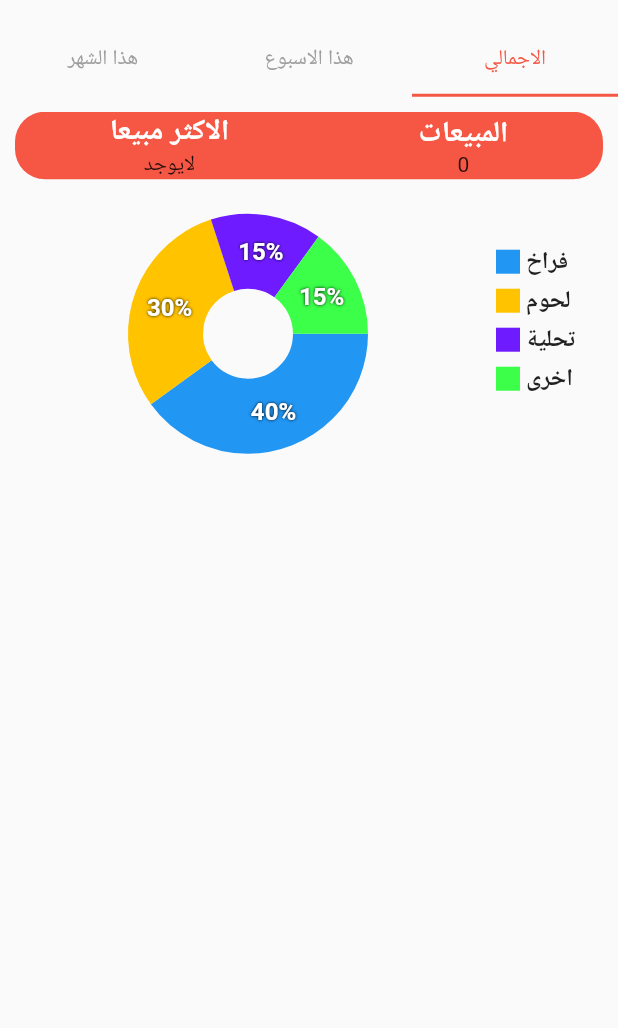
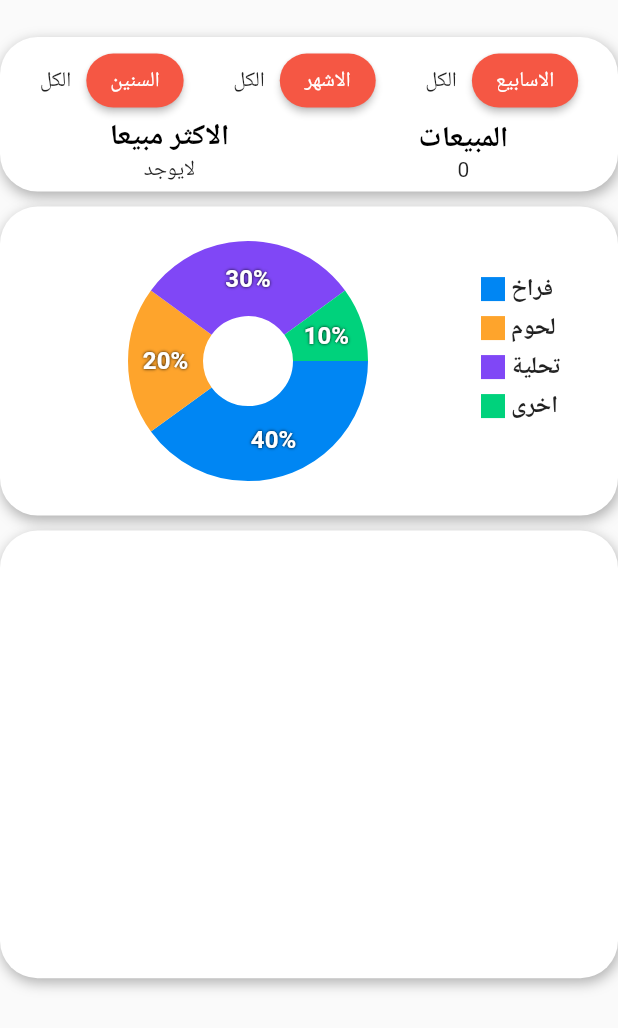
Before and after one commit to Hegazy02/foodcon, a Flutter app: the ChartsPage widget shown alone on an empty page, opened directly, on a phone screen of 412 x 824 dp. Shown: the top 1028 px of the screen. Run offline on Flutter 3.47's test engine with Material 2 defaults, Android fonts, the phone set to English and light mode, and no system bars; drawn by our look-alikes of fl_chart; our stand-ins replace easy_stepper, flutter_staggered_animations, iconsax, image_picker, shared_preferences, sizer; accounts and stored records are empty.

Commit message:
charts page

```diff
--- a/lib/Components/ChangeProfilePic.dart
+++ b/lib/Components/ChangeProfilePic.dart
@@ -37,7 +37,7 @@ class _changeProfilePicState extends State<changeProfilePic> {
           right: 32.w,
           child: GestureDetector(
             onTap: () async {
-              bottomSheet(context, setState);
+              BottomSheetHelpers().imagePicker(context, setState);
             },
             child: Container(
               child: Icon(
--- /dev/null
+++ b/lib/Components/CustomDropDown.dart
@@ -0,0 +1 @@
+import 'package:flutter/material.dart';
--- a/lib/Components/charts/AppColors.dart
+++ b/lib/Components/charts/AppColors.dart
@@ -14,11 +14,11 @@ class AppColors {
 
   static const Color contentColorBlack = Colors.black;
   static const Color contentColorWhite = Colors.white;
-  static const Color contentColorBlue = Color(0xFF2196F3);
-  static const Color contentColorYellow = Color(0xFFFFC300);
+  static const Color contentColorBlue = Color(0xFF0086F3);
+  static const Color contentColorYellow = Color(0xFFFEA42C);
   static const Color contentColorOrange = Color(0xFFFF683B);
-  static const Color contentColorGreen = Color(0xFF3BFF49);
-  static const Color contentColorPurple = Color(0xFF6E1BFF);
+  static const Color contentColorGreen = Color(0xFF00D27C);
+  static const Color contentColorPurple = Color(0xFF8047F6);
   static const Color contentColorPink = Color(0xFFFF3AF2);
   static const Color contentColorRed = Color(0xFFE80054);
   static const Color contentColorCyan = Color(0xFF50E4FF);
--- a/lib/Components/charts/PieChart.dart
+++ b/lib/Components/charts/PieChart.dart
@@ -4,13 +4,23 @@ import 'package:foodcon/Components/charts/AppColors.dart';
 import 'package:foodcon/Components/charts/indicator.dart';
 
 class CustomPieChart extends StatefulWidget {
-  const CustomPieChart({super.key});
+  double? blueValue;
+  double? yellowValue;
+  double? PurpleValue;
+  double? greenValue;
+
+  CustomPieChart(
+      {super.key,
+      this.blueValue,
+      this.yellowValue,
+      this.PurpleValue,
+      this.greenValue});
 
   @override
-  State<StatefulWidget> createState() => PieChart2State();
+  State<CustomPieChart> createState() => CustomPieChartstate();
 }
 
-class PieChart2State extends State {
+class CustomPieChartstate extends State<CustomPieChart> {
   int touchedIndex = -1;
 
   @override
@@ -46,7 +56,12 @@ class PieChart2State extends State {
                   ),
                   sectionsSpace: 0,
                   centerSpaceRadius: 30,
-                  sections: showingSections(),
+                  sections: showingSections(
+                    blueValue: widget.blueValue,
+                    yellowValue: widget.yellowValue,
+                    PurpleValue: widget.PurpleValue,
+                    greenValue: widget.greenValue,
+                  ),
                 ),
               ),
             ),
@@ -97,7 +112,12 @@ class PieChart2State extends State {
     );
   }
 
-  List<PieChartSectionData> showingSections() {
+  List<PieChartSectionData> showingSections({
+    double? blueValue,
+    double? yellowValue,
+    double? PurpleValue,
+    double? greenValue,
+  }) {
     return List.generate(4, (i) {
       final isTouched = i == touchedIndex;
       final fontSize = isTouched ? 25.0 : 16.0;
@@ -107,8 +127,8 @@ class PieChart2State extends State {
         case 0:
           return PieChartSectionData(
             color: AppColors.contentColorBlue,
-            value: 40,
-            title: '40%',
+            value: blueValue,
+            title: "${40}%",
             radius: radius,
             titleStyle: TextStyle(
               fontSize: fontSize,
@@ -120,8 +140,8 @@ class PieChart2State extends State {
         case 1:
           return PieChartSectionData(
             color: AppColors.contentColorYellow,
-            value: 30,
-            title: '30%',
+            value: yellowValue,
+            title: "${20}%",
             radius: radius,
             titleStyle: TextStyle(
               fontSize: fontSize,
@@ -133,8 +153,8 @@ class PieChart2State extends State {
         case 2:
           return PieChartSectionData(
             color: AppColors.contentColorPurple,
-            value: 15,
-            title: '15%',
+            value: PurpleValue,
+            title: "${30}%",
             radius: radius,
             titleStyle: TextStyle(
               fontSize: fontSize,
@@ -146,8 +166,8 @@ class PieChart2State extends State {
         case 3:
           return PieChartSectionData(
             color: AppColors.contentColorGreen,
-            value: 15,
-            title: '15%',
+            value: greenValue,
+            title: "${10}%",
             radius: radius,
             titleStyle: TextStyle(
               fontSize: fontSize,
--- /dev/null
+++ b/lib/Components/decoratedContainer.dart
@@ -0,0 +1,24 @@
+import 'package:flutter/material.dart';
+
+class decoratedContainer extends StatelessWidget {
+  Widget child;
+  decoratedContainer({super.key, required this.child});
+
+  @override
+  Widget build(BuildContext context) {
+    return Container(
+        margin: EdgeInsets.only(bottom: 10),
+        padding: EdgeInsets.symmetric(horizontal: 10, vertical: 5),
+        decoration: BoxDecoration(
+            color: Colors.white,
+            borderRadius: BorderRadius.circular(25),
+            boxShadow: [
+              BoxShadow(
+                  blurRadius: 7,
+                  spreadRadius: 0,
+                  color: Colors.grey.withOpacity(0.8),
+                  offset: Offset(1, 3))
+            ]),
+        child: child);
+  }
+}
--- a/lib/Helpers/bottomSheet.dart
+++ b/lib/Helpers/bottomSheet.dart
@@ -1,11 +1,16 @@
 import 'package:flutter/material.dart';
-import 'package:foodcon/Services/imagePicker.dart';
+import 'package:foodcon/Providers/FilterProv.dart';
+import 'package:provider/provider.dart';
+import 'package:sizer/sizer.dart';
 
+class BottomSheetHelpers {
   empty(setFun) {
     setFun(() {});
   }
 
-bottomSheet(context, setFun) {
+  TextStyle itemsStyle = TextStyle(fontSize: 16.sp);
+  TextStyle style = TextStyle(fontSize: 16.sp, fontWeight: FontWeight.bold);
+  imagePicker(context, setFun) {
     return showModalBottomSheet(
         context: context,
         builder: ((context) {
@@ -36,3 +41,118 @@ bottomSheet(context, setFun) {
           );
         }));
   }
+
+  date(context, {required int itemcount, required String type}) {
+    List<bool> _selectedOptions = [
+      false,
+      false,
+      false,
+      false,
+      false,
+      false,
+      false,
+      false,
+      false,
+      false,
+      false,
+      false,
+    ];
+    return showModalBottomSheet(
+        context: context,
+        shape: RoundedRectangleBorder(
+          borderRadius: BorderRadius.vertical(
+            top: Radius.circular(25),
+          ),
+        ),
+        builder: ((context) {
+          int _selectedIndex = 0;
+          return Column(
+            children: [
+              Row(
+                children: [
+                  SizedBox(
+                    width: 4.w,
+                  ),
+                  Text(
+                    type,
+                    style: style,
+                  ),
+                  Spacer(),
+                  ElevatedButton(
+                      onPressed: () {
+                        Navigator.of(context).pop();
+                      },
+                      child: Text(
+                        "تأكيد",
+                        style: TextStyle(fontWeight: FontWeight.bold),
+                      )),
+                  SizedBox(
+                    width: 4.w,
+                  ),
+                ],
+              ),
+              Expanded(
+                child: Consumer<FilterProv>(
+                  builder: (context, val, child) => ListView.builder(
+                    itemCount: itemcount,
+                    itemBuilder: (context, index) => CheckboxListTile(
+                      title: Text(
+                        "${listfun(type)[index]}",
+                        style: itemsStyle,
+                      ),
+                      value: _selectedOptions[index],
+                      onChanged: (value) {
+                        _selectedOptions[index] = value!;
+                        val.refresh();
+                        print(_selectedOptions);
+                      },
+                    ),
+                  ),
+                ),
+              ),
+            ],
+          );
+        }));
+  }
+
+  List monsthsList = [
+    'يناير',
+    'فبراير',
+    'مارس',
+    'ابريل',
+    'مايو',
+    'يونيو',
+    'يوليو',
+    'اغسطس',
+    'سبتمبر',
+    'اكتوبر',
+    'نوفمبر',
+    'ديسمبر',
+  ];
+  List yearsList = [
+    2023,
+    2024,
+  ];
+  List weeksList = [
+    "الاول",
+    "الثاني",
+    "الثالث",
+    "الرابع",
+  ];
+  listfun(String type) {
+    List? value;
+    switch (type) {
+      case "الاشهر":
+        value = monsthsList;
+        break;
+      case "السنين":
+        value = yearsList;
+        break;
+      case "الاسابيع":
+        value = weeksList;
+        break;
+      default:
+    }
+    return value;
+  }
+}
--- a/lib/Pages/Auth/BeforeOnbordingPage.dart
+++ b/lib/Pages/Auth/BeforeOnbordingPage.dart
@@ -66,7 +66,7 @@ class _BeforeOnboardingPageState extends State<BeforeOnboardingPage> {
                       right: 32.w,
                       child: GestureDetector(
                         onTap: () async {
-                          bottomSheet(context, setState);
+                          BottomSheetHelpers().imagePicker(context, setState);
                         },
                         child: Container(
                           child: Icon(
--- a/lib/Pages/Chef/ChefMainPages/chartsPage.dart
+++ b/lib/Pages/Chef/ChefMainPages/chartsPage.dart
@@ -1,6 +1,8 @@
 import 'package:flutter/material.dart';
+import 'package:foodcon/Components/charts/CurvedChart.dart';
 import 'package:foodcon/Components/charts/PieChart.dart';
-import 'package:foodcon/constants.dart';
+import 'package:foodcon/Components/decoratedContainer.dart';
+import 'package:foodcon/Helpers/bottomSheet.dart';
 import 'package:sizer/sizer.dart';
 
 class ChartsPage extends StatelessWidget {
@@ -8,58 +10,40 @@ class ChartsPage extends StatelessWidget {
 
   @override
   Widget build(BuildContext context) {
-    List myReceivedOrders = [1, 1, 1, 1, 1, 1];
-    List myPreparingOrders = [1, 1];
-    List myFinishedOrders = [1];
-    TextStyle style = TextStyle(
-      fontSize: 14.sp,
-      fontWeight: FontWeight.bold,
-    );
-
-    return DefaultTabController(
-      initialIndex: 2,
-      length: 3,
-      child: Column(
-        children: [
-          SizedBox(
-            height: 2.h,
-          ),
-          TabBar(
-              labelColor: KprimaryColor,
-              indicatorColor: KprimaryColor,
-              unselectedLabelColor: Colors.grey,
-              tabs: [
-                Tab(
-                  child: Text("هذا الشهر"),
-                ),
-                Tab(
-                  child: Text("هذا الاسبوع"),
-                ),
-                Tab(
-                  child: Text("الاجمالي"),
-                ),
-              ]),
-          SizedBox(
-            height: 10,
-          ),
-          Expanded(
-            child: TabBarView(children: [
-              Column(
+    return Column(
+      children: [
+        SizedBox(
+          height: 3.h,
+        ),
+        Column(
+          children: [
+            decoratedContainer(
+              child: Column(
                 children: [
-                  salesBar(),
-                  CustomPieChart(),
+                  Row(
+                    mainAxisAlignment: MainAxisAlignment.spaceAround,
+                    children: [
+                      dateRow(type: "السنين", itemCount: 2),
+                      dateRow(type: "الاشهر", itemCount: 12),
+                      dateRow(type: "الاسابيع", itemCount: 4),
+                    ],
+                  ),
+                  salesBar()
                 ],
               ),
-              Column(
-                children: [salesBar(), CustomPieChart()],
-              ),
-              Column(
-                children: [salesBar(), CustomPieChart()],
-              ),
-            ]),
-          )
-        ],
-      ),
+            ),
+            // decoratedContainer(child: salesBar()),
+            decoratedContainer(
+              child: CustomPieChart(
+                  blueValue: 4, yellowValue: 2, PurpleValue: 3, greenValue: 1),
+            ),
+            // decoratedContainer(child: CurvedChart()),
+            decoratedContainer(
+                child: SizedBox(
+                    height: 35.h, width: double.infinity, child: Text(""))),
+          ],
+        ),
+      ],
     );
   }
 }
@@ -69,13 +53,10 @@ class salesBar extends StatelessWidget {
   int? bestSeller = 0;
   salesBar({super.key, this.sales, this.bestSeller});
   TextStyle pressedStyle = TextStyle(
-      fontSize: 14.sp, fontWeight: FontWeight.bold, color: Colors.white);
+      fontSize: 14.sp, fontWeight: FontWeight.bold, color: Colors.black);
   @override
   Widget build(BuildContext context) {
     return Container(
-      margin: EdgeInsets.symmetric(horizontal: 10),
-      decoration: BoxDecoration(
-          borderRadius: BorderRadius.circular(20), color: KprimaryColor),
       child: Row(
         mainAxisAlignment: MainAxisAlignment.spaceAround,
         children: [
@@ -106,3 +87,43 @@ class salesBar extends StatelessWidget {
     );
   }
 }
+
+class dateRow extends StatelessWidget {
+  String? dateName;
+  String? type;
+  int? itemCount;
+
+  dateRow({
+    super.key,
+    this.dateName,
+    required this.type,
+    required this.itemCount,
+  });
+
+  @override
+  Widget build(BuildContext context) {
+    return Container(
+      child: Row(
+        children: [
+          Text(
+            dateName == null ? "الكل" : "${dateName}",
+          ),
+          SizedBox(
+            width: 10,
+          ),
+          ElevatedButton(
+              style: ElevatedButton.styleFrom(
+                shape: RoundedRectangleBorder(
+                  borderRadius: BorderRadius.circular(20),
+                ),
+              ),
+              onPressed: () => BottomSheetHelpers()
+                  .date(context, itemcount: itemCount!, type: type!),
+              child: Text(
+                type!,
+              )),
+        ],
+      ),
+    );
+  }
+}
--- a/pubspec.yaml
+++ b/pubspec.yaml
@@ -30,6 +30,7 @@ environment:
 dependencies:
   cupertino_icons: ^1.0.2
   easy_stepper: ^0.3.2
+
   fl_chart: ^0.61.0
   flutter:
     sdk: flutter
```
Also changed, not shown: lib/Components/charts/CurvedChart.dart (added, +203 -0 lines). Lines whose indentation alone changed are shown as unchanged.
